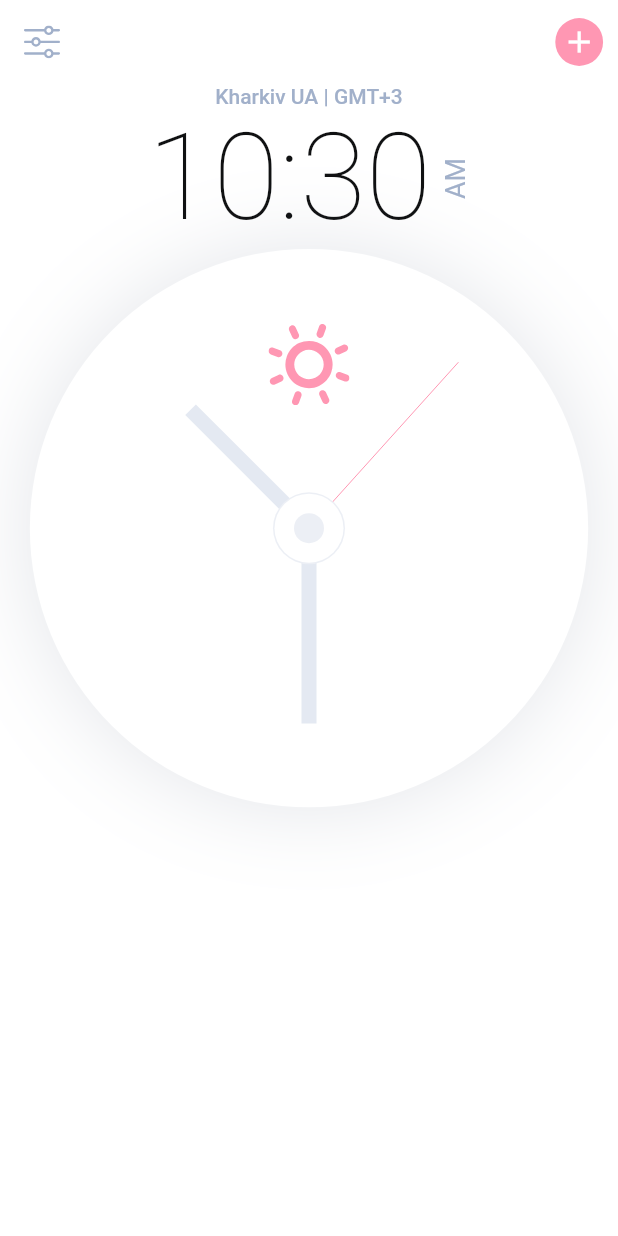
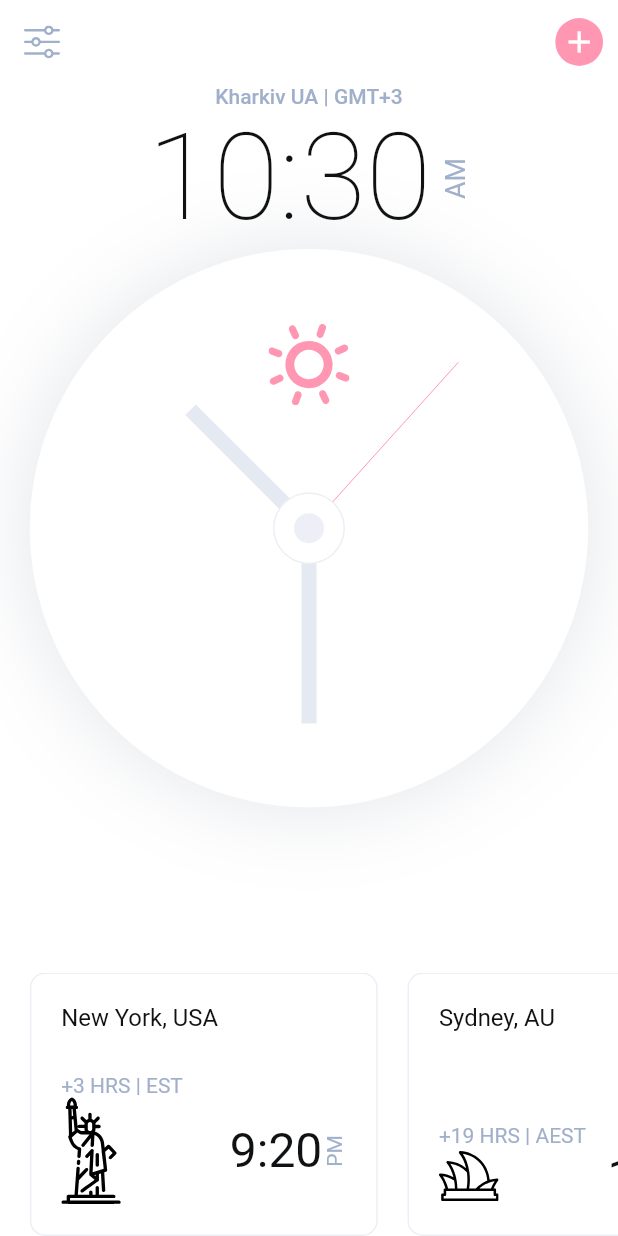
Before and after one commit to aantoschuk/flutter_clock, a Flutter app: the screen it shows after launch, on a phone screen of 412 x 824 dp. Run offline on Flutter 3.47's test engine with Material 2 defaults, Android fonts, the phone set to English and light mode, and no system bars; our stand-ins replace flutter_svg, google_fonts.

Commit message:
last-touch

```diff
--- a/lib/screens/widgets/body.dart
+++ b/lib/screens/widgets/body.dart
@@ -1,15 +1,16 @@
 import 'package:clock_app/screens/widgets/analog_clock.dart';
-import 'package:clock_app/size_config.dart';
 import 'package:flutter/cupertino.dart';
 import 'package:flutter/material.dart';
 
 import 'digital_clock.dart';
+import '../widgets/country_card.dart';
 
 class Body extends StatelessWidget {
   @override
   Widget build(BuildContext context) {
     // Box with specified width and/or height
-    return SizedBox(
+    return SafeArea(
+      child: SizedBox(
         // fill all the parent space ( double infinity )
         width: double.infinity,
         child: Column(children: [
@@ -19,7 +20,30 @@ class Body extends StatelessWidget {
           ),
           DigitalClock(),
           AnalogClock(),
+          Spacer(),
+          SingleChildScrollView(
+            scrollDirection: Axis.horizontal,
+            child: Row(
+              children: [
+                CountryCard(
+                  time: "9:20",
+                  period: "PM",
+                  timeZone: "+3 HRS | EST",
+                  country: "New York, USA",
+                  iconSrc: "assets/icons/liberty.svg",
+                ),
+                CountryCard(
+                  time: "1:20",
+                  period: "AM",
+                  country: "Sydney, AU",
+                  timeZone: "+19 HRS | AEST",
+                  iconSrc: "assets/icons/sydney.svg",
+                ),
+              ],
+            ),
+          )
         ]),
+      ),
     );
   }
 }
--- /dev/null
+++ b/lib/screens/widgets/country_card.dart
@@ -0,0 +1,68 @@
+import 'package:flutter/cupertino.dart';
+import 'package:flutter/material.dart';
+import 'package:flutter_svg/svg.dart';
+
+import '../../size_config.dart';
+
+class CountryCard extends StatelessWidget {
+  final String country, timeZone, iconSrc, time, period;
+  const CountryCard({
+    Key? key,
+    required this.country,
+    required this.timeZone,
+    required this.iconSrc,
+    required this.time,
+    required this.period,
+  }) : super(key: key);
+
+  @override
+  Widget build(BuildContext context) {
+    return Padding(
+      padding: EdgeInsets.only(left: getProportionateScreenWidth(20)),
+      child: SizedBox(
+        width: getProportionateScreenWidth(233),
+        child: AspectRatio(
+          aspectRatio: 1.32,
+          child: Container(
+            padding: EdgeInsets.all(getProportionateScreenWidth(20)),
+            decoration: BoxDecoration(
+                borderRadius: BorderRadius.circular(10),
+                border: Border.all(
+                    color: Theme.of(context).primaryIconTheme.color as Color)),
+            child: Column(
+              crossAxisAlignment: CrossAxisAlignment.start,
+              children: [
+                Text(
+                  country,
+                  style: Theme.of(context)
+                      .textTheme
+                      .headline4
+                      ?.copyWith(fontSize: getProportionateScreenWidth(16)),
+                ),
+                SizedBox(height: 5),
+                Spacer(),
+                Text(timeZone),
+                Row(
+                  children: [
+                    SvgPicture.asset(iconSrc,
+                        width: getProportionateScreenWidth(40),
+                        color: Theme.of(context).accentIconTheme.color),
+                    Spacer(),
+                    Text(
+                      time,
+                      style: Theme.of(context).textTheme.headline4,
+                    ),
+                    RotatedBox(
+                      quarterTurns: 3,
+                      child: Text(period),
+                    )
+                  ],
+                )
+              ],
+            ),
+          ),
+        ),
+      ),
+    );
+  }
+}
```
Also changed, not shown: assets/icons/liberty.svg (renamed from assets/icons/Liberty.svg), assets/icons/sydney.svg (renamed from assets/icons/Sydney.svg). Lines whose indentation alone changed are shown as unchanged.
